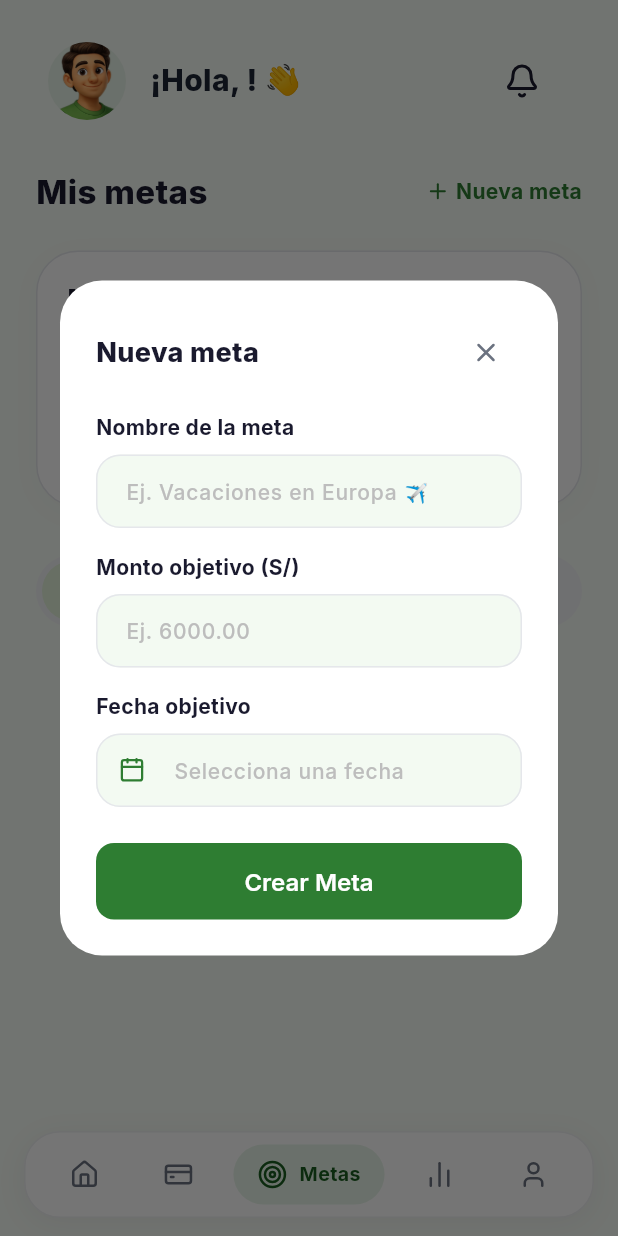
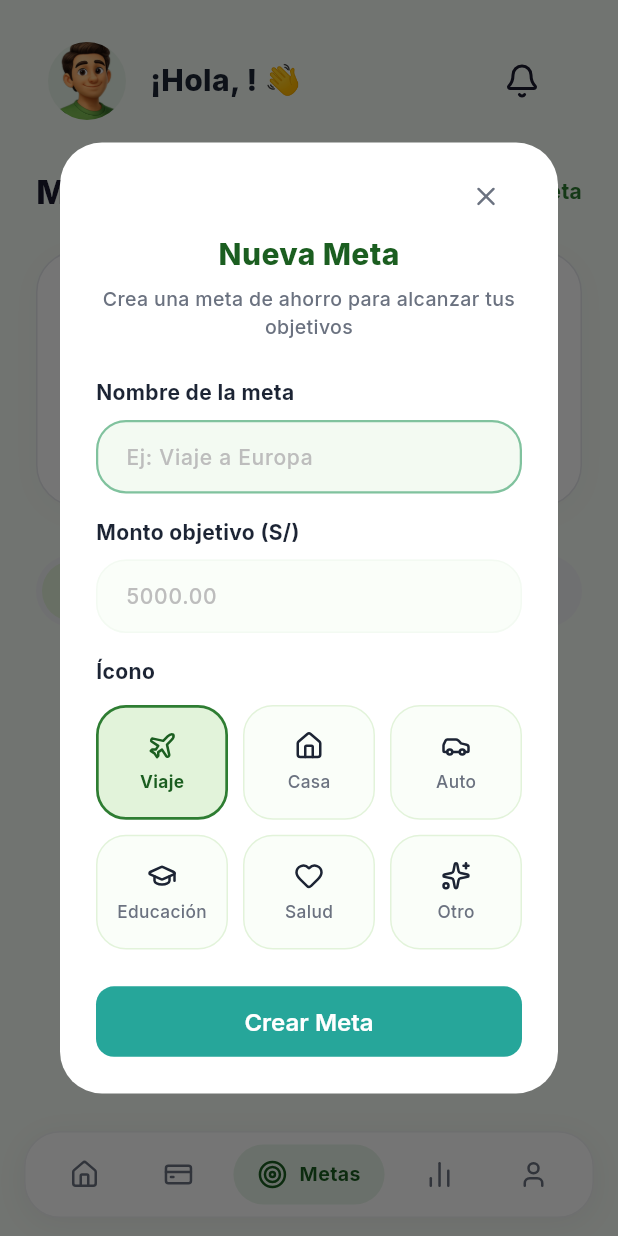
Before and after one commit to RobertoC1006/SmartBudget_Dise-odeproductosyservicios, a Flutter app: the GoalsScreen screen opened by its route, after a tap on "Nueva meta", on a phone screen of 412 x 824 dp. Run offline on Flutter 3.47's test engine with Material 3 defaults, Android fonts, the phone set to English and light mode, and no system bars; drawn by our look-alikes of flutter_animate; our stand-ins replace dio, go_router, google_fonts, image_picker, lucide_icons, shared_preferences; accounts and stored records are empty; network calls fail.

Commit message:
diseño: rediseño de modal de creación de metas según mockup
- Se rediseñó el diálogo de 'Nueva Meta' para cumplir fielmente con el diseño del mockup.
- Se implementaron inputs con bordes redondeados y colores personalizados.
- Se añadió una cuadrícula de 3 columnas para la selección de ícono con estados activo/inactivo personalizados.
- Se mapeó cada selección de ícono a un emoji para persistencia en base de datos.
- Se cambió el botón de envío a verde azulado (teal green) y se eliminó el selector de fecha del modal.

```diff
--- a/smartbudget_flutter/lib/presentation/screens/goals/goals_screen.dart
+++ b/smartbudget_flutter/lib/presentation/screens/goals/goals_screen.dart
@@ -543,8 +543,16 @@ class _GoalsScreenState extends State<GoalsScreen> {
     final amountController = TextEditingController(
       text: defaultAmount != null ? defaultAmount.toStringAsFixed(2) : '',
     );
-    DateTime? limitDate;
-    final dateController = TextEditingController();
+    int selectedIconIndex = 0;
+
+    final List<_IconItem> iconItems = const [
+      _IconItem(name: 'Viaje', icon: LucideIcons.plane, emoji: '✈️'),
+      _IconItem(name: 'Casa', icon: LucideIcons.home, emoji: '🏠'),
+      _IconItem(name: 'Auto', icon: LucideIcons.car, emoji: '🚗'),
+      _IconItem(name: 'Educación', icon: LucideIcons.graduationCap, emoji: '🎓'),
+      _IconItem(name: 'Salud', icon: LucideIcons.heart, emoji: '❤️'),
+      _IconItem(name: 'Otro', icon: LucideIcons.sparkles, emoji: '✨'),
+    ];
 
     showDialog(
       context: context,
@@ -558,61 +566,85 @@ class _GoalsScreenState extends State<GoalsScreen> {
                 borderRadius: BorderRadius.circular(28),
               ),
               child: SingleChildScrollView(
-                padding: const EdgeInsets.all(24),
+                padding: const EdgeInsets.fromLTRB(24, 12, 24, 24),
                 child: Form(
                   key: formKey,
                   child: Column(
                     mainAxisSize: MainAxisSize.min,
                     crossAxisAlignment: CrossAxisAlignment.start,
                     children: [
-                      Row(
-                        mainAxisAlignment: MainAxisAlignment.spaceBetween,
-                        children: [
-                          Text(
-                            'Nueva meta',
-                            style: AppTextStyles.heading2.copyWith(
-                              fontWeight: FontWeight.w800,
-                              fontSize: 18,
-                              color: AppColors.textPrimary,
+                      // Close button (top right)
+                      Align(
+                        alignment: Alignment.topRight,
+                        child: IconButton(
+                          icon: const Icon(LucideIcons.x, size: 20),
+                          onPressed: () => Navigator.pop(context),
+                          color: AppColors.textSecondary,
+                        ),
+                      ),
+
+                      // Centered Title and Subtitle
+                      Center(
+                        child: Column(
+                          children: [
+                            Text(
+                              'Nueva Meta',
+                              style: GoogleFonts.inter(
+                                fontSize: 20,
+                                fontWeight: FontWeight.w800,
+                                color: const Color(0xFF1B5E20), // Dark green title color
+                              ),
                             ),
-                          ),
-                          IconButton(
-                            icon: const Icon(LucideIcons.x, size: 20),
-                            onPressed: () => Navigator.pop(context),
-                            color: AppColors.textSecondary,
-                          ),
-                        ],
+                            const SizedBox(height: 6),
+                            Text(
+                              'Crea una meta de ahorro para alcanzar tus objetivos',
+                              style: GoogleFonts.inter(
+                                fontSize: 13,
+                                color: AppColors.textSecondary,
+                                fontWeight: FontWeight.w500,
+                              ),
+                              textAlign: TextAlign.center,
+                            ),
+                          ],
+                        ),
                       ),
-                      const SizedBox(height: 16),
-                      // Nombre
+                      const SizedBox(height: 24),
+
+                      // 1. Nombre de la meta
                       Text(
                         'Nombre de la meta',
-                        style: AppTextStyles.bodyMedium.copyWith(
+                        style: GoogleFonts.inter(
+                          fontSize: 14,
                           fontWeight: FontWeight.bold,
-                          color: AppColors.textPrimary,
+                          color: const Color(0xFF1C2434),
                         ),
                       ),
                       const SizedBox(height: 8),
                       TextFormField(
                         controller: nameController,
-                        style: AppTextStyles.bodyMedium,
+                        style: AppTextStyles.bodyMedium.copyWith(
+                          fontWeight: FontWeight.w600,
+                        ),
                         decoration: InputDecoration(
-                          hintText: 'Ej. Vacaciones en Europa ✈️',
-                          hintStyle: TextStyle(color: Colors.grey.shade400, fontWeight: FontWeight.w500),
+                          hintText: 'Ej: Viaje a Europa',
+                          hintStyle: TextStyle(
+                            color: Colors.grey.shade400,
+                            fontWeight: FontWeight.w500,
+                          ),
                           fillColor: const Color(0xFFF3FAF2),
                           filled: true,
                           contentPadding: const EdgeInsets.symmetric(horizontal: 16, vertical: 14),
                           border: OutlineInputBorder(
-                            borderRadius: BorderRadius.circular(16),
-                            borderSide: const BorderSide(color: Color(0xFFE5E7EB)),
+                            borderRadius: BorderRadius.circular(20),
+                            borderSide: const BorderSide(color: Color(0xFF80C29E), width: 1.5),
                           ),
                           enabledBorder: OutlineInputBorder(
-                            borderRadius: BorderRadius.circular(16),
-                            borderSide: const BorderSide(color: Color(0xFFE5E7EB)),
+                            borderRadius: BorderRadius.circular(20),
+                            borderSide: const BorderSide(color: Color(0xFF80C29E), width: 1.5),
                           ),
                           focusedBorder: OutlineInputBorder(
-                            borderRadius: BorderRadius.circular(16),
-                            borderSide: const BorderSide(color: AppColors.primaryGreen, width: 1.5),
+                            borderRadius: BorderRadius.circular(20),
+                            borderSide: const BorderSide(color: AppColors.primaryGreen, width: 2.0),
                           ),
                         ),
                         validator: (value) =>
@@ -621,37 +653,44 @@ class _GoalsScreenState extends State<GoalsScreen> {
                                 : null,
                       ),
                       const SizedBox(height: 16),
-                      // Monto Objetivo
+
+                      // 2. Monto objetivo (S/)
                       Text(
                         'Monto objetivo (S/)',
-                        style: AppTextStyles.bodyMedium.copyWith(
+                        style: GoogleFonts.inter(
+                          fontSize: 14,
                           fontWeight: FontWeight.bold,
-                          color: AppColors.textPrimary,
+                          color: const Color(0xFF1C2434),
                         ),
                       ),
                       const SizedBox(height: 8),
                       TextFormField(
                         controller: amountController,
-                        style: AppTextStyles.bodyMedium,
+                        style: AppTextStyles.bodyMedium.copyWith(
+                          fontWeight: FontWeight.w600,
+                        ),
                         keyboardType: const TextInputType.numberWithOptions(
                           decimal: true,
                         ),
                         decoration: InputDecoration(
-                          hintText: 'Ej. 6000.00',
-                          hintStyle: TextStyle(color: Colors.grey.shade400, fontWeight: FontWeight.w500),
-                          fillColor: const Color(0xFFF3FAF2),
+                          hintText: '5000.00',
+                          hintStyle: TextStyle(
+                            color: Colors.grey.shade400,
+                            fontWeight: FontWeight.w500,
+                          ),
+                          fillColor: const Color(0xFFFAFEF9),
                           filled: true,
                           contentPadding: const EdgeInsets.symmetric(horizontal: 16, vertical: 14),
                           border: OutlineInputBorder(
-                            borderRadius: BorderRadius.circular(16),
-                            borderSide: const BorderSide(color: Color(0xFFE5E7EB)),
+                            borderRadius: BorderRadius.circular(20),
+                            borderSide: const BorderSide(color: Color(0xFFF3FAF2)),
                           ),
                           enabledBorder: OutlineInputBorder(
-                            borderRadius: BorderRadius.circular(16),
-                            borderSide: const BorderSide(color: Color(0xFFE5E7EB)),
+                            borderRadius: BorderRadius.circular(20),
+                            borderSide: const BorderSide(color: Color(0xFFF3FAF2)),
                           ),
                           focusedBorder: OutlineInputBorder(
-                            borderRadius: BorderRadius.circular(16),
+                            borderRadius: BorderRadius.circular(20),
                             borderSide: const BorderSide(color: AppColors.primaryGreen, width: 1.5),
                           ),
                         ),
@@ -667,82 +706,84 @@ class _GoalsScreenState extends State<GoalsScreen> {
                         },
                       ),
                       const SizedBox(height: 16),
-                      // Fecha límite
+
+                      // 3. Ícono selection
                       Text(
-                        'Fecha objetivo',
-                        style: AppTextStyles.bodyMedium.copyWith(
+                        'Ícono',
+                        style: GoogleFonts.inter(
+                          fontSize: 14,
                           fontWeight: FontWeight.bold,
-                          color: AppColors.textPrimary,
+                          color: const Color(0xFF1C2434),
                         ),
                       ),
-                      const SizedBox(height: 8),
-                      GestureDetector(
-                        onTap: () async {
-                          final picked = await showDatePicker(
-                            context: context,
-                            initialDate: DateTime.now().add(const Duration(days: 30)),
-                            firstDate: DateTime.now(),
-                            lastDate: DateTime(2035),
-                            locale: const Locale('es', 'ES'),
-                            builder: (context, child) {
-                              return Theme(
-                                data: Theme.of(context).copyWith(
-                                  colorScheme: const ColorScheme.light(
-                                    primary: AppColors.primaryGreen,
-                                    onPrimary: Colors.white,
-                                    onSurface: AppColors.textPrimary,
+                      const SizedBox(height: 12),
+
+                      // 3-column Grid for Icons
+                      GridView.builder(
+                        shrinkWrap: true,
+                        physics: const NeverScrollableScrollPhysics(),
+                        gridDelegate: const SliverGridDelegateWithFixedCrossAxisCount(
+                          crossAxisCount: 3,
+                          mainAxisSpacing: 10,
+                          crossAxisSpacing: 10,
+                          childAspectRatio: 1.15,
+                        ),
+                        itemCount: iconItems.length,
+                        itemBuilder: (context, index) {
+                          final item = iconItems[index];
+                          final isSelected = selectedIconIndex == index;
+
+                          return InkWell(
+                            onTap: () {
+                              setDialogState(() {
+                                selectedIconIndex = index;
+                              });
+                            },
+                            borderRadius: BorderRadius.circular(20),
+                            child: AnimatedContainer(
+                              duration: const Duration(milliseconds: 200),
+                              decoration: BoxDecoration(
+                                color: isSelected
+                                    ? const Color(0xFFE2F3DA) // Light green selected background
+                                    : const Color(0xFFFAFEF9),
+                                borderRadius: BorderRadius.circular(20),
+                                border: Border.all(
+                                  color: isSelected
+                                      ? AppColors.primaryGreen
+                                      : const Color(0xFFE2F3DA),
+                                  width: isSelected ? 1.8 : 1.0,
+                                ),
+                              ),
+                              child: Column(
+                                mainAxisAlignment: MainAxisAlignment.center,
+                                children: [
+                                  Icon(
+                                    item.icon,
+                                    color: isSelected
+                                        ? AppColors.primaryDark
+                                        : const Color(0xFF1C2434),
+                                    size: 20,
                                   ),
-                                ),
-                                child: child!,
-                              );
-                            },
-                          );
-                          if (picked != null) {
-                            setDialogState(() {
-                              limitDate = picked;
-                              dateController.text =
-                                  DateFormat("dd 'de' MMMM 'de' yyyy", 'es')
-                                      .format(picked);
-                            });
-                          }
-                        },
-                        child: AbsorbPointer(
-                          child: TextFormField(
-                            controller: dateController,
-                            style: AppTextStyles.bodyMedium,
-                            decoration: InputDecoration(
-                              hintText: 'Selecciona una fecha',
-                              hintStyle: TextStyle(color: Colors.grey.shade400, fontWeight: FontWeight.w500),
-                              fillColor: const Color(0xFFF3FAF2),
-                              filled: true,
-                              prefixIcon: const Icon(
-                                LucideIcons.calendar,
-                                color: AppColors.primaryGreen,
-                                size: 18,
-                              ),
-                              contentPadding: const EdgeInsets.symmetric(horizontal: 16, vertical: 14),
-                              border: OutlineInputBorder(
-                                borderRadius: BorderRadius.circular(16),
-                                borderSide:
-                                    const BorderSide(color: Color(0xFFE5E7EB)),
-                              ),
-                              enabledBorder: OutlineInputBorder(
-                                borderRadius: BorderRadius.circular(16),
-                                borderSide:
-                                    const BorderSide(color: Color(0xFFE5E7EB)),
-                              ),
-                              focusedBorder: OutlineInputBorder(
-                                borderRadius: BorderRadius.circular(16),
-                                borderSide: const BorderSide(color: AppColors.primaryGreen, width: 1.5),
+                                  const SizedBox(height: 6),
+                                  Text(
+                                    item.name,
+                                    style: GoogleFonts.inter(
+                                      fontSize: 11.5,
+                                      fontWeight: isSelected
+                                          ? FontWeight.w700
+                                          : FontWeight.w500,
+                                      color: isSelected
+                                          ? AppColors.primaryDark
+                                          : AppColors.textSecondary,
+                                    ),
+                                  ),
+                                ],
                               ),
                             ),
-                            validator: (value) =>
-                                value == null || value.isEmpty
-                                    ? 'Selecciona una fecha'
-                                    : null,
-                          ),
-                        ),
+                          );
+                        },
                       ),
+
                       const SizedBox(height: 24),
                       // Guardar Button
                       SizedBox(
@@ -752,11 +793,20 @@ class _GoalsScreenState extends State<GoalsScreen> {
                           onPressed: () async {
                             if (formKey.currentState?.validate() ?? false) {
                               final provider = context.read<GoalProvider>();
+
+                              // Append the selected emoji to the name to persist it
+                              final String finalName =
+                                  '${nameController.text.trim()} ${iconItems[selectedIconIndex].emoji}';
+
+                              // Calculate a default date in background (e.g. 1 year from now) as date is optional in DB
+                              final DateTime defaultLimitDate =
+                                  DateTime.now().add(const Duration(days: 365));
+
                               final success = await provider.createGoal(
-                                nombre: nameController.text.trim(),
+                                nombre: finalName,
                                 montoObjetivo:
                                     double.parse(amountController.text.trim()),
-                                fechaLimite: limitDate,
+                                fechaLimite: defaultLimitDate,
                               );
                               if (success && context.mounted) {
                                 Navigator.pop(context);
@@ -768,7 +818,8 @@ class _GoalsScreenState extends State<GoalsScreen> {
                               }
                             }
                           },
-                          customColor: AppColors.primaryGreen,
+                          customColor: const Color(0xFF26A69A), // Teal green color from mockup
+                          padding: const EdgeInsets.symmetric(vertical: 14),
                         ),
                       ),
                     ],
@@ -931,3 +982,15 @@ class _GoalsScreenState extends State<GoalsScreen> {
     );
   }
 }
+
+class _IconItem {
+  final String name;
+  final IconData icon;
+  final String emoji;
+
+  const _IconItem({
+    required this.name,
+    required this.icon,
+    required this.emoji,
+  });
+}
```
